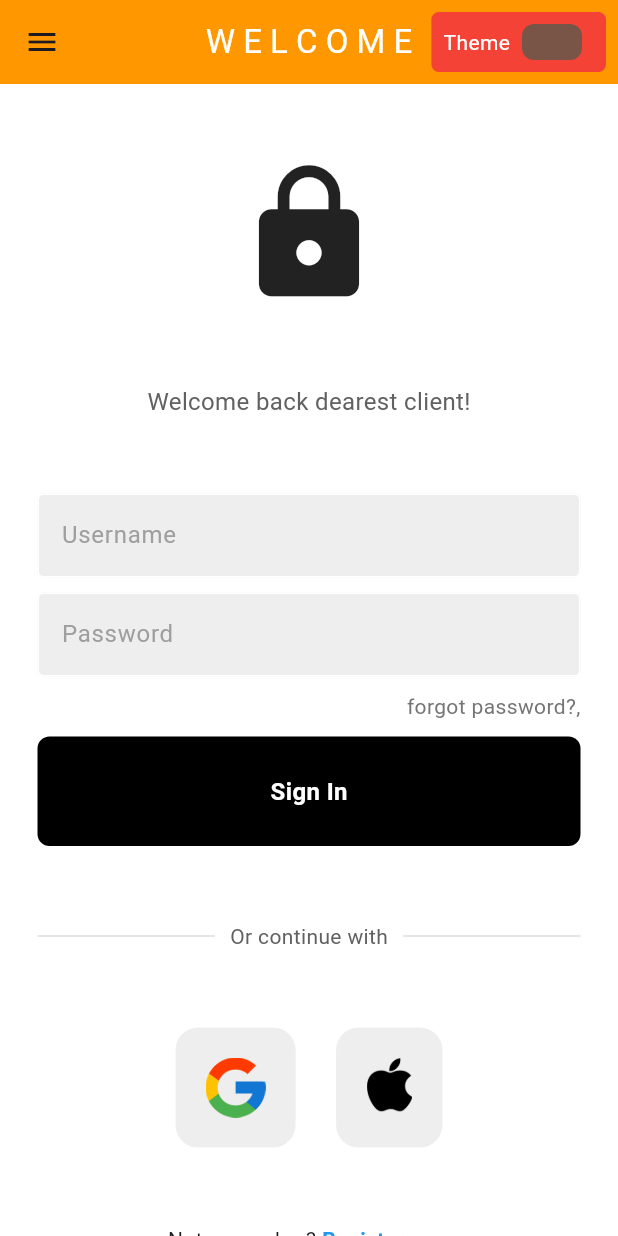
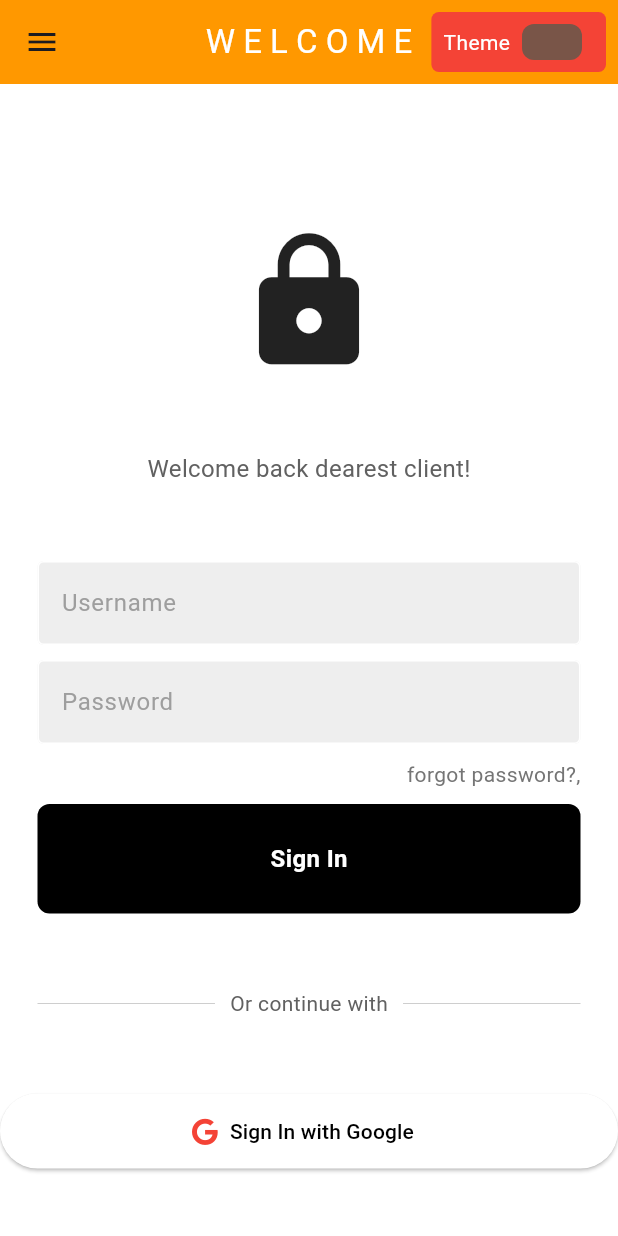
Before and after one commit to manzizigira/Final_Exam_23624_Mobile_Programming, a Flutter app: the LoginPage screen opened directly, on a phone screen of 412 x 824 dp. Run offline on Flutter 3.47's test engine with Material 3 defaults, Android fonts, the phone set to English and light mode, and no system bars; our stand-ins replace connectivity_plus, font_awesome_flutter, get, google_sign_in, image_picker, permission_handler; missing offline and left inert: fast_contacts.

Commit message:
first commit

```diff
--- /dev/null
+++ b/lib/api/google_signin_api.dart
@@ -0,0 +1,9 @@
+import 'package:google_sign_in/google_sign_in.dart';
+
+class GoogleSignInApi {
+  static final _clientIDWeb =
+      '633455376067-6okh12jonhh5s10s5t2e90p68govqi7t.apps.googleusercontent.com';
+  static final _googleSignIn = GoogleSignIn(clientId: _clientIDWeb);
+
+  static Future<GoogleSignInAccount?> login() => _googleSignIn.signIn();
+}
--- a/lib/components/square_title.dart
+++ /dev/null
@@ -1,20 +0,0 @@
-import 'package:flutter/material.dart';
-
-class SquareTitle extends StatelessWidget {
-  final String imagePath;
-
-  const SquareTitle({super.key, required this.imagePath});
-
-  @override
-  Widget build(BuildContext context) {
-    return Container(
-      padding: EdgeInsets.all(20),
-      decoration: BoxDecoration(border: Border.all(color: Colors.white), borderRadius: BorderRadius.circular(16), color: Colors.grey[200],
-      ),
-      child: Image.asset(
-        imagePath,
-        height: 40,
-      ),
-    );
-  }
-}
--- a/lib/main.dart
+++ b/lib/main.dart
@@ -1,4 +1,5 @@
 import 'package:calculatorapp/dependency_injection.dart';
+import 'package:calculatorapp/pages/image_p.dart';
 import 'package:calculatorapp/pages/login_page.dart';
 import 'package:calculatorapp/pages/sign_up.dart';
 import 'package:calculatorapp/theme/theme_provider.dart';
@@ -23,7 +24,7 @@ class Myapp extends StatelessWidget {
   Widget build(BuildContext context) {
     return GetMaterialApp(
       debugShowCheckedModeBanner: false,
-      home: HomePage(),
+      home: LoginPage(),
       theme: Provider.of<ThemeProvider>(context).themeData,
     );
   }
--- a/lib/pages/about.dart
+++ b/lib/pages/about.dart
@@ -4,7 +4,6 @@ import 'package:calculatorapp/components/box.dart';
 import 'package:calculatorapp/components/button.dart';
 import 'package:calculatorapp/components/my_button.dart';
 import 'package:calculatorapp/components/my_textfield.dart';
-import 'package:calculatorapp/components/square_title.dart';
 import 'package:calculatorapp/pages/about.dart';
 import 'package:calculatorapp/pages/calculator.dart';
 import 'package:calculatorapp/pages/home.dart';
--- a/lib/pages/login_page.dart
+++ b/lib/pages/login_page.dart
@@ -1,13 +1,14 @@
+import 'package:calculatorapp/api/google_signin_api.dart';
 import 'package:calculatorapp/components/box.dart';
 import 'package:calculatorapp/components/button.dart';
 import 'package:calculatorapp/components/my_textfield.dart';
-import 'package:calculatorapp/components/square_title.dart';
 import 'package:calculatorapp/pages/about.dart';
 import 'package:calculatorapp/pages/calculator.dart';
 import 'package:calculatorapp/pages/home.dart';
 import 'package:calculatorapp/pages/sign_up.dart';
 import 'package:calculatorapp/theme/theme_provider.dart';
 import 'package:flutter/material.dart';
+import 'package:font_awesome_flutter/font_awesome_flutter.dart';
 import 'package:provider/provider.dart';
 import 'package:calculatorapp/components/my_button.dart';
 
@@ -18,8 +19,20 @@ class LoginPage extends StatelessWidget {
   void signUserIn() {}
   @override
   Widget build(BuildContext context) {
+    Future signIn() async {
+      final user = await GoogleSignInApi.login();
+      if (user == null) {
+        ScaffoldMessenger.of(context)
+            .showSnackBar(SnackBar(content: Text('Sign in Failed')));
+      } else {
+        Navigator.of(context).pushReplacement(MaterialPageRoute(
+          builder: (context) => HomePage(),
+        ));
+      }
+    }
+
     return Scaffold(
-            appBar: AppBar(
+      appBar: AppBar(
         title: Text(
           'W E L C O M E',
           style: TextStyle(color: Colors.white),
@@ -216,30 +229,18 @@ class LoginPage extends StatelessWidget {
               const SizedBox(height: 50),
 
               //google + apple sign in buttons
-              Row(
-                mainAxisAlignment: MainAxisAlignment.center,
-                children: const [
-                  //google button
-                  SquareTitle(
-                      imagePath: 'lib/images/google-icon-512x512-tqc9el3r.png'),
-
-                  SizedBox(width: 25),
-
-                  //apple button
-                  SquareTitle(imagePath: 'lib/images/carve-apple-logo-pumpkin-5.png'),
-                ],
-              ),
-
-              const SizedBox(height: 50),
-
-              //a member? login now
-              Row(
-                mainAxisAlignment: MainAxisAlignment.center,
-                children: [
-                  Text('Not a member?'),
-                  const SizedBox(width: 4),
-                  Text('Register now', style: TextStyle(color: Colors.blue, fontWeight: FontWeight.bold),),
-                ],
+              ElevatedButton.icon(
+                style: ElevatedButton.styleFrom(
+                  primary: Colors.white,
+                  onPrimary: Colors.black,
+                  minimumSize: Size(double.infinity, 50),
+                ),
+                icon: FaIcon(
+                  FontAwesomeIcons.google,
+                  color: Colors.red,
+                ),
+                label: Text('Sign In with Google'),
+                onPressed: signIn,
               ),
             ],
           ),
--- a/pubspec.yaml
+++ b/pubspec.yaml
@@ -38,6 +38,11 @@ dependencies:
   provider:
   connectivity_plus: ^3.0.3
   get: ^4.6.5
+  image_picker:
+  fast_contacts: ^1.1.1
+  permission_handler: ^8.1.6
+  google_sign_in: ^5.0.3
+  font_awesome_flutter: ^9.0.0
 
 dev_dependencies:
   flutter_test:
```
Also changed, not shown: lib/pages/contact.dart (added, +59 -0 lines), lib/pages/home_p.dart (+12 -0 lines), lib/pages/image_p.dart (added, +63 -0 lines), lib/pages/sign_up.dart (+30 -30 lines), lib/images/calculator-2017-10-10.png (added), pubspec.lock, 9 other files.
